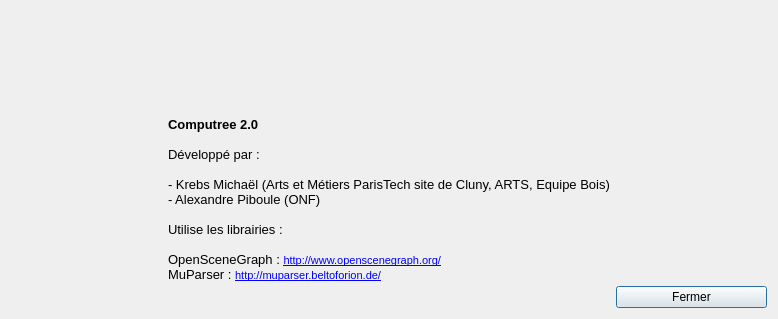
First picture: the form in ComputreeGui/view/MainView/gaboutdialog.ui, repository computree/computree-v3, before the edit.
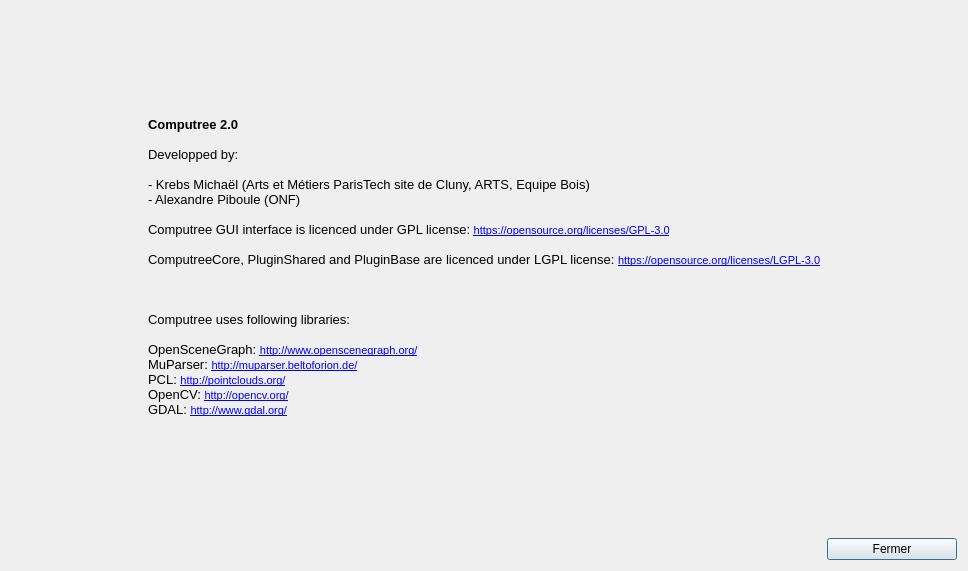
Second picture: the form after the edit. Icons and pictures are not drawn.

```diff
--- a/ComputreeGui/view/MainView/gaboutdialog.ui
+++ b/ComputreeGui/view/MainView/gaboutdialog.ui
@@ -6,8 +6,8 @@
    <rect>
     <x>0</x>
     <y>0</y>
-    <width>778</width>
-    <height>319</height>
+    <width>968</width>
+    <height>571</height>
    </rect>
   </property>
   <property name="windowTitle">
@@ -121,15 +121,24 @@
 &lt;/style&gt;&lt;/head&gt;&lt;body style=&quot; font-family:'MS Shell Dlg 2'; font-size:8pt; font-weight:400; font-style:normal;&quot;&gt;
 &lt;p style=&quot; margin-top:0px; margin-bottom:0px; margin-left:0px; margin-right:0px; -qt-block-indent:0; text-indent:0px;&quot;&gt;&lt;span style=&quot; font-family:'Sans'; font-size:10pt; font-weight:600;&quot;&gt;Computree 2.0&lt;/span&gt;&lt;/p&gt;
 &lt;p style=&quot;-qt-paragraph-type:empty; margin-top:0px; margin-bottom:0px; margin-left:0px; margin-right:0px; -qt-block-indent:0; text-indent:0px; font-family:'Sans'; font-size:10pt; font-weight:600;&quot;&gt;&lt;br /&gt;&lt;/p&gt;
-&lt;p style=&quot; margin-top:0px; margin-bottom:0px; margin-left:0px; margin-right:0px; -qt-block-indent:0; text-indent:0px;&quot;&gt;&lt;span style=&quot; font-family:'Sans'; font-size:10pt;&quot;&gt;Développé par :&lt;/span&gt;&lt;/p&gt;
+&lt;p style=&quot; margin-top:0px; margin-bottom:0px; margin-left:0px; margin-right:0px; -qt-block-indent:0; text-indent:0px;&quot;&gt;&lt;span style=&quot; font-family:'Sans'; font-size:10pt;&quot;&gt;Developped by:&lt;/span&gt;&lt;/p&gt;
 &lt;p style=&quot;-qt-paragraph-type:empty; margin-top:0px; margin-bottom:0px; margin-left:0px; margin-right:0px; -qt-block-indent:0; text-indent:0px; font-family:'Sans'; font-size:10pt;&quot;&gt;&lt;br /&gt;&lt;/p&gt;
 &lt;p style=&quot; margin-top:0px; margin-bottom:0px; margin-left:0px; margin-right:0px; -qt-block-indent:0; text-indent:0px;&quot;&gt;&lt;span style=&quot; font-family:'Sans'; font-size:10pt;&quot;&gt;- Krebs Michaël (Arts et Métiers ParisTech site de Cluny, ARTS, Equipe Bois)&lt;/span&gt;&lt;/p&gt;
 &lt;p style=&quot; margin-top:0px; margin-bottom:0px; margin-left:0px; margin-right:0px; -qt-block-indent:0; text-indent:0px;&quot;&gt;&lt;span style=&quot; font-family:'Sans'; font-size:10pt;&quot;&gt;- Alexandre Piboule (ONF)&lt;/span&gt;&lt;/p&gt;
 &lt;p style=&quot;-qt-paragraph-type:empty; margin-top:0px; margin-bottom:0px; margin-left:0px; margin-right:0px; -qt-block-indent:0; text-indent:0px; font-family:'Sans'; font-size:10pt;&quot;&gt;&lt;br /&gt;&lt;/p&gt;
-&lt;p style=&quot; margin-top:0px; margin-bottom:0px; margin-left:0px; margin-right:0px; -qt-block-indent:0; text-indent:0px;&quot;&gt;&lt;span style=&quot; font-family:'Sans'; font-size:10pt;&quot;&gt;Utilise les librairies :&lt;/span&gt;&lt;/p&gt;
+&lt;p style=&quot; margin-top:0px; margin-bottom:0px; margin-left:0px; margin-right:0px; -qt-block-indent:0; text-indent:0px;&quot;&gt;&lt;span style=&quot; font-family:'Sans'; font-size:10pt;&quot;&gt;Computree GUI interface is licenced under GPL license: &lt;/span&gt;&lt;a href=&quot;https://opensource.org/licenses/GPL-3.0&quot;&gt;&lt;span style=&quot; text-decoration: underline; color:#0000ff;&quot;&gt;https://opensource.org/licenses/GPL-3.0&lt;/span&gt;&lt;/a&gt;&lt;/p&gt;
 &lt;p style=&quot;-qt-paragraph-type:empty; margin-top:0px; margin-bottom:0px; margin-left:0px; margin-right:0px; -qt-block-indent:0; text-indent:0px; font-family:'Sans'; font-size:10pt;&quot;&gt;&lt;br /&gt;&lt;/p&gt;
-&lt;p style=&quot; margin-top:0px; margin-bottom:0px; margin-left:0px; margin-right:0px; -qt-block-indent:0; text-indent:0px;&quot;&gt;&lt;span style=&quot; font-family:'Sans'; font-size:10pt;&quot;&gt;OpenSceneGraph : &lt;/span&gt;&lt;a href=&quot;http://www.openscenegraph.org/&quot;&gt;&lt;span style=&quot; text-decoration: underline; color:#0000ff;&quot;&gt;http://www.openscenegraph.org/&lt;/span&gt;&lt;/a&gt;&lt;/p&gt;
-&lt;p style=&quot; margin-top:0px; margin-bottom:0px; margin-left:0px; margin-right:0px; -qt-block-indent:0; text-indent:0px;&quot;&gt;&lt;span style=&quot; font-family:'Sans'; font-size:10pt;&quot;&gt;MuParser : &lt;/span&gt;&lt;a href=&quot;http://muparser.beltoforion.de/&quot;&gt;&lt;span style=&quot; text-decoration: underline; color:#0000ff;&quot;&gt;http://muparser.beltoforion.de/&lt;/span&gt;&lt;/a&gt;&lt;/p&gt;&lt;/body&gt;&lt;/html&gt;</string>
+&lt;p style=&quot; margin-top:0px; margin-bottom:0px; margin-left:0px; margin-right:0px; -qt-block-indent:0; text-indent:0px;&quot;&gt;&lt;span style=&quot; font-family:'Sans'; font-size:10pt;&quot;&gt;ComputreeCore, PluginShared and PluginBase are licenced under LGPL license: &lt;/span&gt;&lt;a href=&quot;https://opensource.org/licenses/LGPL-3.0&quot;&gt;&lt;span style=&quot; text-decoration: underline; color:#0000ff;&quot;&gt;https://opensource.org/licenses/LGPL-3.0&lt;/span&gt;&lt;/a&gt;&lt;/p&gt;
+&lt;p style=&quot;-qt-paragraph-type:empty; margin-top:0px; margin-bottom:0px; margin-left:0px; margin-right:0px; -qt-block-indent:0; text-indent:0px; font-family:'Sans'; font-size:10pt;&quot;&gt;&lt;br /&gt;&lt;/p&gt;
+&lt;p style=&quot;-qt-paragraph-type:empty; margin-top:0px; margin-bottom:0px; margin-left:0px; margin-right:0px; -qt-block-indent:0; text-indent:0px; font-family:'Sans'; font-size:10pt;&quot;&gt;&lt;br /&gt;&lt;/p&gt;
+&lt;p style=&quot;-qt-paragraph-type:empty; margin-top:0px; margin-bottom:0px; margin-left:0px; margin-right:0px; -qt-block-indent:0; text-indent:0px; font-family:'Sans'; font-size:10pt;&quot;&gt;&lt;br /&gt;&lt;/p&gt;
+&lt;p style=&quot; margin-top:0px; margin-bottom:0px; margin-left:0px; margin-right:0px; -qt-block-indent:0; text-indent:0px;&quot;&gt;&lt;span style=&quot; font-family:'Sans'; font-size:10pt;&quot;&gt;Computree uses following libraries:&lt;/span&gt;&lt;/p&gt;
+&lt;p style=&quot;-qt-paragraph-type:empty; margin-top:0px; margin-bottom:0px; margin-left:0px; margin-right:0px; -qt-block-indent:0; text-indent:0px; font-family:'Sans'; font-size:10pt;&quot;&gt;&lt;br /&gt;&lt;/p&gt;
+&lt;p style=&quot; margin-top:0px; margin-bottom:0px; margin-left:0px; margin-right:0px; -qt-block-indent:0; text-indent:0px;&quot;&gt;&lt;span style=&quot; font-family:'Sans'; font-size:10pt;&quot;&gt;OpenSceneGraph: &lt;/span&gt;&lt;a href=&quot;http://www.openscenegraph.org/&quot;&gt;&lt;span style=&quot; text-decoration: underline; color:#0000ff;&quot;&gt;http://www.openscenegraph.org/&lt;/span&gt;&lt;/a&gt;&lt;/p&gt;
+&lt;p style=&quot; margin-top:0px; margin-bottom:0px; margin-left:0px; margin-right:0px; -qt-block-indent:0; text-indent:0px;&quot;&gt;&lt;span style=&quot; font-family:'Sans'; font-size:10pt;&quot;&gt;MuParser: &lt;/span&gt;&lt;a href=&quot;http://muparser.beltoforion.de/&quot;&gt;&lt;span style=&quot; text-decoration: underline; color:#0000ff;&quot;&gt;http://muparser.beltoforion.de/&lt;/span&gt;&lt;/a&gt;&lt;/p&gt;
+&lt;p style=&quot; margin-top:0px; margin-bottom:0px; margin-left:0px; margin-right:0px; -qt-block-indent:0; text-indent:0px;&quot;&gt;&lt;span style=&quot; font-family:'Sans'; font-size:10pt;&quot;&gt;PCL: &lt;/span&gt;&lt;a href=&quot;http://pointclouds.org/&quot;&gt;&lt;span style=&quot; text-decoration: underline; color:#0000ff;&quot;&gt;http://pointclouds.org/&lt;/span&gt;&lt;/a&gt;&lt;/p&gt;
+&lt;p style=&quot; margin-top:0px; margin-bottom:0px; margin-left:0px; margin-right:0px; -qt-block-indent:0; text-indent:0px;&quot;&gt;&lt;span style=&quot; font-family:'Sans'; font-size:10pt;&quot;&gt;OpenCV: &lt;/span&gt;&lt;a href=&quot;http://opencv.org/&quot;&gt;&lt;span style=&quot; text-decoration: underline; color:#0000ff;&quot;&gt;http://opencv.org/&lt;/span&gt;&lt;/a&gt;&lt;/p&gt;
+&lt;p style=&quot; margin-top:0px; margin-bottom:0px; margin-left:0px; margin-right:0px; -qt-block-indent:0; text-indent:0px;&quot;&gt;&lt;span style=&quot; font-family:'Sans'; font-size:10pt;&quot;&gt;GDAL: &lt;/span&gt;&lt;a href=&quot;http://www.gdal.org/&quot;&gt;&lt;span style=&quot; text-decoration: underline; color:#0000ff;&quot;&gt;http://www.gdal.org/&lt;/span&gt;&lt;/a&gt;&lt;/p&gt;&lt;/body&gt;&lt;/html&gt;</string>
        </property>
        <property name="alignment">
         <set>Qt::AlignLeading|Qt::AlignLeft|Qt::AlignTop</set>
```
